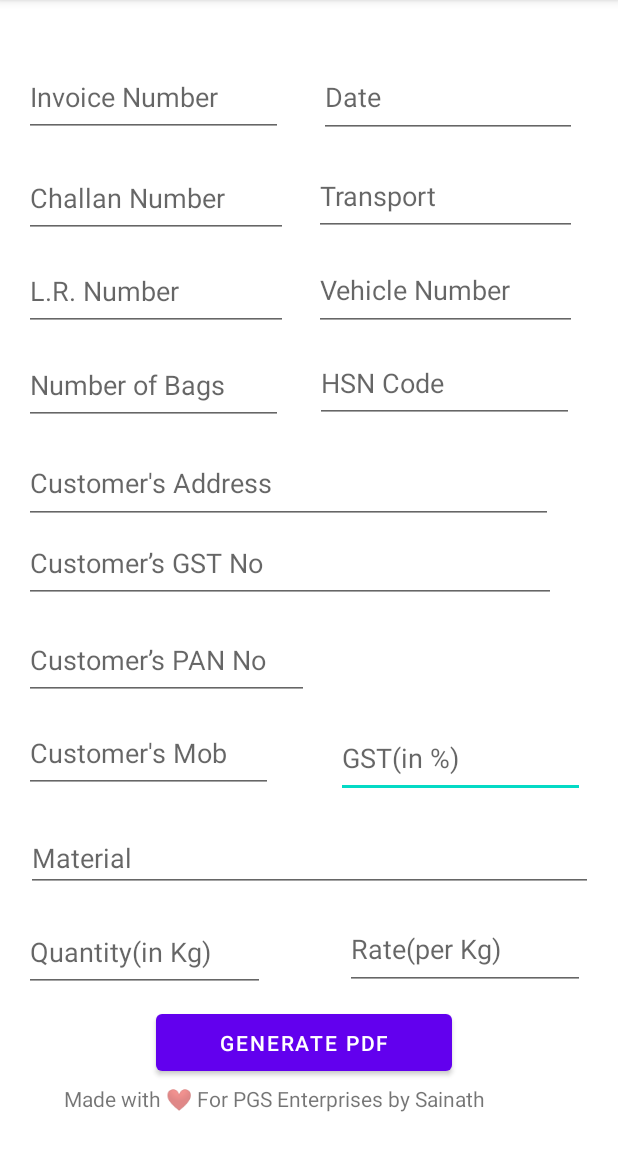
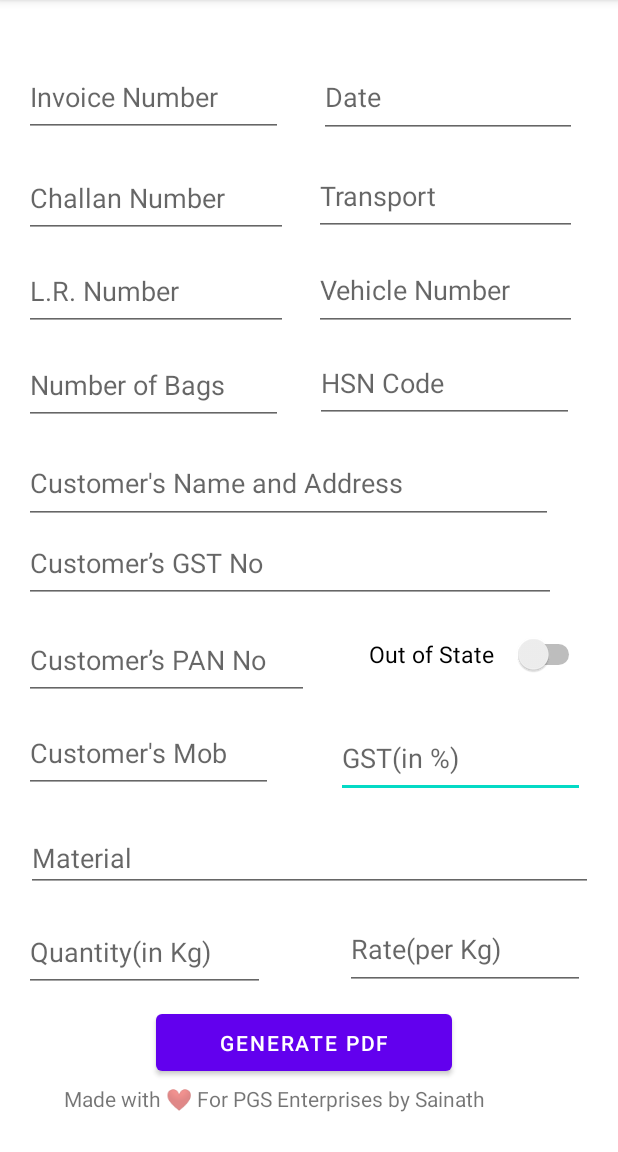
Before and after one commit to sainathiyer/Android_PDF_Invoice_Generator, an Android app: the screen it shows after launch (MainActivity), on a phone screen of 412 x 824 dp, the part 84-1236 px from its top. Run offline under Robolectric (Android 15) with nearby library versions, the phone set to English and light mode, and no system bars.

Commit message:
UI Enhancements

```diff
--- a/app/src/main/java/com/example/pdfgenerator/MainActivity.java
+++ b/app/src/main/java/com/example/pdfgenerator/MainActivity.java
@@ -10,6 +10,7 @@ import android.graphics.Canvas;
 import android.graphics.Color;
 import android.graphics.Paint;
 import android.graphics.pdf.PdfDocument;
+import android.os.Build;
 import android.os.Bundle;
 import android.os.Environment;
 import android.widget.Button;
@@ -24,6 +25,7 @@ import java.util.Collections;
 import java.util.HashMap;
 
 import android.Manifest;
+import android.widget.Switch;
 import android.widget.Toast;
 
 public class MainActivity extends AppCompatActivity {
@@ -34,6 +36,8 @@ public class MainActivity extends AppCompatActivity {
     Bitmap bmpHeader, scaledbmpHeader, bmpFooter, scaledbmpFooter, bmpLogo, scaledbmpLogo;
     int pageHeight = 1122;
     int pageWidth = 793;
+
+    Switch stateSwitch;
 
     @Override
     protected void onCreate(Bundle savedInstanceState) {
@@ -57,6 +61,7 @@ public class MainActivity extends AppCompatActivity {
         challanNumber = findViewById(R.id.challanNumber);
         date = findViewById(R.id.date);
         invoiceNumber = findViewById(R.id.invoiceNumber);
+        stateSwitch = findViewById(R.id.stateSwitch);
         bmpHeader = BitmapFactory.decodeResource(getResources(), R.drawable.header);
         scaledbmpHeader = Bitmap.createScaledBitmap(bmpHeader, pageWidth, 100, false);
         bmpFooter = BitmapFactory.decodeResource(getResources(), R.drawable.footer);
@@ -148,7 +153,7 @@ public class MainActivity extends AppCompatActivity {
                     || invoiceNumber.getText().toString().length() == 0){
                 Toast.makeText(MainActivity.this, "Please Fill All the Fields", Toast.LENGTH_LONG).show();
             } else {
-                if (android.os.Build.VERSION.SDK_INT >= android.os.Build.VERSION_CODES.KITKAT) {
+                if (Build.VERSION.SDK_INT >= Build.VERSION_CODES.KITKAT) {
                     PdfDocument myPdfDocument = new PdfDocument();
                     Paint myPaint = new Paint();
                     Paint titlePaint = new Paint();
@@ -297,11 +302,19 @@ public class MainActivity extends AppCompatActivity {
 
                     titlePaint.setTextSize(14);
                     myCanvas.drawText("SGST @ " + actualGst / 2 + " %", 575, 783, titlePaint);
-                    myCanvas.drawText(String.valueOf((amount * (actualGst / 2)) / 100), 689, 783, titlePaint);
                     myCanvas.drawText("CGST @ " + actualGst / 2 + " %", 575, 813, titlePaint);
-                    myCanvas.drawText(String.valueOf((amount * (actualGst / 2)) / 100), 689, 813, titlePaint);
                     myCanvas.drawText("IGST @ " + actualGst + " %", 576, 843, titlePaint);
-                    //myCanvas.drawText(String.valueOf((amount*actualGst)/100), 689, 843, titlePaint);
+
+                    //--------------------------------------------------
+                    if (Build.VERSION.SDK_INT >= Build.VERSION_CODES.LOLLIPOP) {
+                        if (stateSwitch.isChecked()) {
+                            myCanvas.drawText(String.valueOf((amount * actualGst) / 100), 689, 843, titlePaint);
+                        } else {
+                            myCanvas.drawText(String.valueOf((amount * (actualGst / 2)) / 100), 689, 783, titlePaint);
+                            myCanvas.drawText(String.valueOf((amount * (actualGst / 2)) / 100), 689, 813, titlePaint);
+                        }
+                    }
+                    //--------------------------------------------------
 
                     myCanvas.drawLine(18f, 881, pageWidth - 18, 881, myPaint);
 
--- a/app/src/main/res/layout/activity_main.xml
+++ b/app/src/main/res/layout/activity_main.xml
@@ -14,9 +14,9 @@
         android:layout_marginRight="22dp"
         android:layout_marginBottom="74dp"
         android:ems="10"
+        android:hint="GST(in %)"
         android:inputType="textPersonName"
         android:minHeight="48dp"
-        android:hint="GST(in %)"
         app:layout_constraintBottom_toTopOf="@+id/rate"
         app:layout_constraintEnd_toEndOf="parent"
         app:layout_constraintStart_toEndOf="@+id/customersContactNumber"
@@ -30,8 +30,8 @@
         android:layout_marginRight="22dp"
         android:layout_marginBottom="108dp"
         android:ems="10"
+        android:hint="Rate(per Kg)"
         android:inputType="textPersonName"
-        android:hint="Rate(per Kg)"
         app:layout_constraintBottom_toBottomOf="parent"
         app:layout_constraintEnd_toEndOf="parent"
         app:layout_constraintStart_toEndOf="@+id/quantity"
@@ -47,8 +47,8 @@
         android:layout_marginRight="53dp"
         android:layout_marginBottom="61dp"
         android:ems="10"
+        android:hint="Quantity(in Kg)"
         android:inputType="textPersonName"
-        android:hint="Quantity(in Kg)"
         app:layout_constraintBottom_toTopOf="@+id/textView"
         app:layout_constraintEnd_toStartOf="@+id/rate"
         app:layout_constraintStart_toStartOf="parent"
@@ -64,9 +64,9 @@
         android:layout_marginRight="16dp"
         android:layout_marginBottom="13dp"
         android:ems="10"
+        android:hint="Material"
         android:inputType="textPersonName"
         android:paddingTop="20dp"
-        android:hint="Material"
         app:layout_constraintBottom_toTopOf="@+id/quantity"
         app:layout_constraintEnd_toEndOf="parent"
         app:layout_constraintStart_toStartOf="parent"
@@ -80,8 +80,8 @@
         android:layout_marginRight="29dp"
         android:layout_marginBottom="13dp"
         android:ems="10"
+        android:hint="HSN Code"
         android:inputType="textPersonName"
-        android:hint="HSN Code"
         app:layout_constraintBottom_toTopOf="@+id/customersAddress"
         app:layout_constraintEnd_toEndOf="parent"
         app:layout_constraintStart_toEndOf="@+id/numberOfBags"
@@ -97,8 +97,8 @@
         android:layout_marginRight="42dp"
         android:layout_marginBottom="12dp"
         android:ems="10"
+        android:hint="Customer's Mob"
         android:inputType="textPersonName"
-        android:hint="Customer's Mob"
         app:layout_constraintBottom_toTopOf="@+id/material"
         app:layout_constraintEnd_toStartOf="@+id/gstPercentage"
         app:layout_constraintStart_toStartOf="parent"
@@ -114,8 +114,8 @@
         android:layout_marginRight="18dp"
         android:layout_marginBottom="9dp"
         android:ems="10"
+        android:hint="Customer’s PAN No"
         android:inputType="textPersonName"
-        android:hint="Customer’s PAN No"
         app:layout_constraintBottom_toTopOf="@+id/customersContactNumber"
         app:layout_constraintEnd_toStartOf="@+id/gstPercentage"
         app:layout_constraintStart_toStartOf="parent"
@@ -131,8 +131,8 @@
         android:layout_marginRight="16dp"
         android:layout_marginBottom="129dp"
         android:ems="10"
+        android:hint="Customer's Name and Address"
         android:inputType="textPersonName"
-        android:hint="Customer's Address"
         app:layout_constraintBottom_toTopOf="@+id/gstPercentage"
         app:layout_constraintEnd_toEndOf="@+id/vehicleNumber"
         app:layout_constraintStart_toStartOf="parent"
@@ -148,8 +148,8 @@
         android:layout_marginRight="21dp"
         android:layout_marginBottom="12dp"
         android:ems="10"
+        android:hint="Number of Bags"
         android:inputType="textPersonName"
-        android:hint="Number of Bags"
         app:layout_constraintBottom_toTopOf="@+id/customersAddress"
         app:layout_constraintEnd_toStartOf="@+id/hsnCode"
         app:layout_constraintStart_toStartOf="parent"
@@ -165,8 +165,8 @@
         android:layout_marginRight="19dp"
         android:layout_marginBottom="11dp"
         android:ems="10"
+        android:hint="Customer’s GST No"
         android:inputType="textPersonName"
-        android:hint="Customer’s GST No"
         app:layout_constraintBottom_toTopOf="@+id/customersPanNumber"
         app:layout_constraintEnd_toEndOf="@+id/gstPercentage"
         app:layout_constraintStart_toStartOf="parent"
@@ -180,8 +180,8 @@
         android:layout_marginRight="27dp"
         android:layout_marginBottom="8dp"
         android:ems="10"
+        android:hint="Vehicle Number"
         android:inputType="textPersonName"
-        android:hint="Vehicle Number"
         app:layout_constraintBottom_toTopOf="@+id/hsnCode"
         app:layout_constraintEnd_toEndOf="parent"
         app:layout_constraintStart_toEndOf="@+id/lrNumber"
@@ -197,8 +197,8 @@
         android:layout_marginRight="17dp"
         android:layout_marginBottom="9dp"
         android:ems="10"
+        android:hint="L.R. Number"
         android:inputType="textPersonName"
-        android:hint="L.R. Number"
         app:layout_constraintBottom_toTopOf="@+id/numberOfBags"
         app:layout_constraintEnd_toStartOf="@+id/vehicleNumber"
         app:layout_constraintStart_toStartOf="parent"
@@ -212,8 +212,8 @@
         android:layout_marginRight="27dp"
         android:layout_marginBottom="9dp"
         android:ems="10"
+        android:hint="Transport"
         android:inputType="textPersonName"
-        android:hint="Transport"
         app:layout_constraintBottom_toTopOf="@+id/vehicleNumber"
         app:layout_constraintEnd_toEndOf="parent"
         app:layout_constraintStart_toEndOf="@+id/challanNumber"
@@ -229,8 +229,8 @@
         android:layout_marginRight="17dp"
         android:layout_marginBottom="9dp"
         android:ems="10"
+        android:hint="Challan Number"
         android:inputType="textPersonName"
-        android:hint="Challan Number"
         app:layout_constraintBottom_toTopOf="@+id/lrNumber"
         app:layout_constraintEnd_toStartOf="@+id/transport"
         app:layout_constraintStart_toStartOf="parent"
@@ -245,8 +245,8 @@
         android:layout_marginRight="27dp"
         android:layout_marginBottom="12dp"
         android:ems="10"
+        android:hint="Date"
         android:inputType="textPersonName"
-        android:hint="Date"
         app:layout_constraintBottom_toTopOf="@+id/transport"
         app:layout_constraintEnd_toEndOf="parent"
         app:layout_constraintStart_toEndOf="@+id/invoiceNumber"
@@ -296,4 +296,22 @@
         app:layout_constraintHorizontal_bias="0.51"
         app:layout_constraintStart_toStartOf="parent"
         app:layout_constraintTop_toBottomOf="@+id/quantity" />
+
+    <Switch
+        android:id="@+id/stateSwitch"
+        android:layout_width="144dp"
+        android:layout_height="54dp"
+        android:layout_marginStart="229dp"
+        android:layout_marginLeft="229dp"
+        android:layout_marginTop="60dp"
+        android:layout_marginEnd="22dp"
+        android:layout_marginRight="22dp"
+        android:layout_marginBottom="294dp"
+        android:text="Out of State"
+        android:textSize="15sp"
+        app:layout_constraintBottom_toBottomOf="@+id/gstPercentage"
+        app:layout_constraintEnd_toEndOf="parent"
+        app:layout_constraintStart_toStartOf="@+id/customersPanNumber"
+        app:layout_constraintTop_toTopOf="@+id/customersGstNumber"
+        app:layout_constraintVertical_bias="0.0" />
 </androidx.constraintlayout.widget.ConstraintLayout>
```
